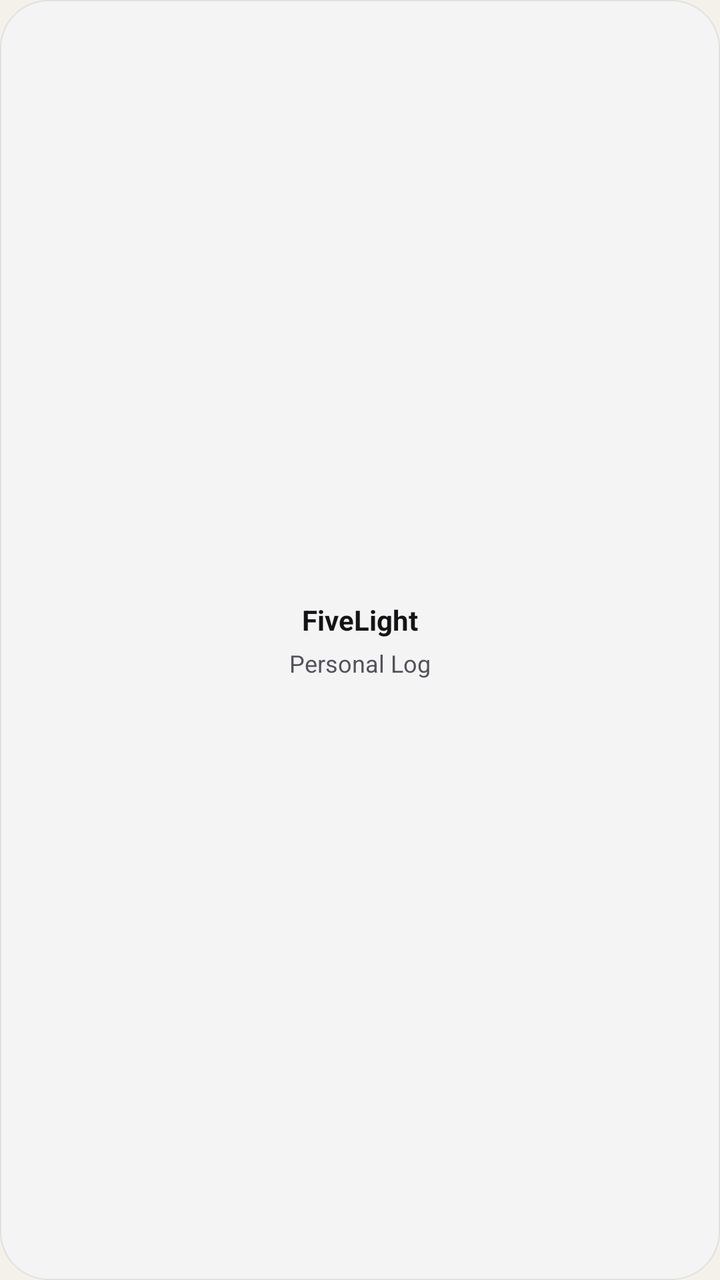
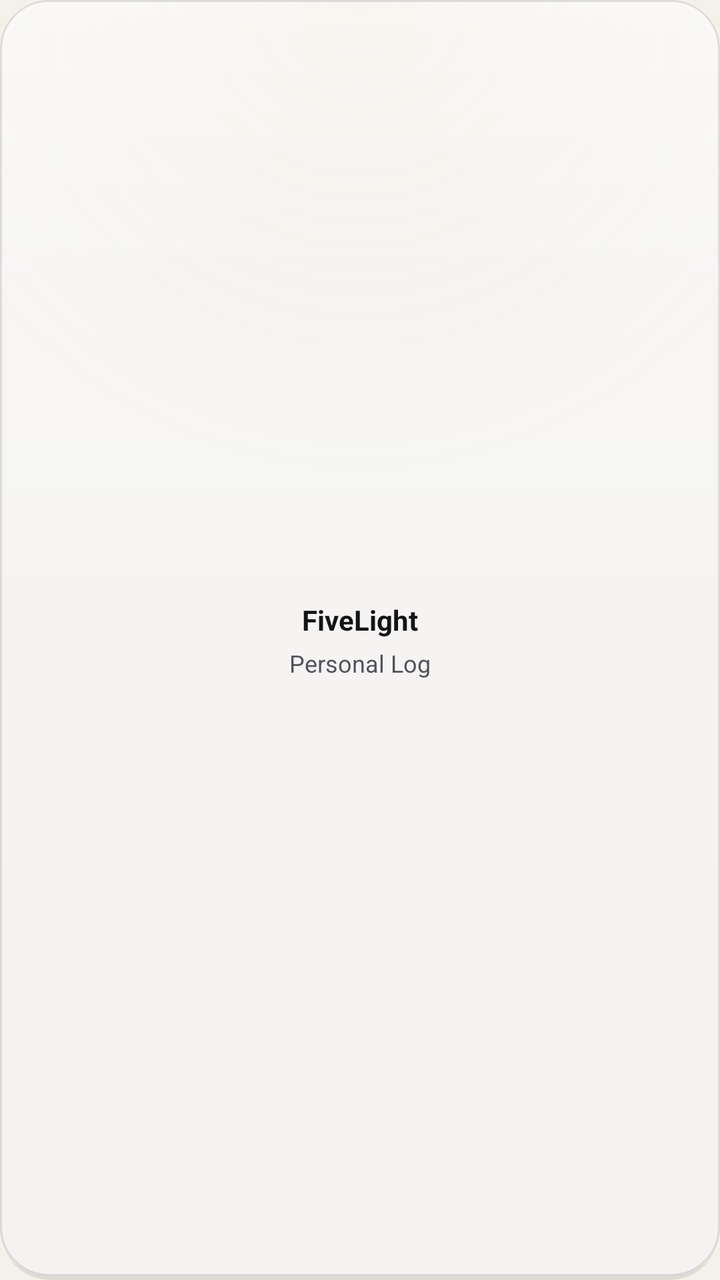

Screens rendered from an Android XML layout before and after an edit, with the pre-edit source and the edit as a unified diff.
<!-- AndroidManifest.xml: application theme Theme.MyApplication -->
<!-- res/layout/widget_loading_layout.xml -->
<?xml version="1.0" encoding="utf-8"?>
<FrameLayout xmlns:android="http://schemas.android.com/apk/res/android"
    android:layout_width="match_parent"
    android:layout_height="match_parent"
    android:background="@drawable/widget_container_background"
    android:padding="16dp">

    <LinearLayout
        android:layout_width="wrap_content"
        android:layout_height="wrap_content"
        android:layout_gravity="center"
        android:gravity="center"
        android:orientation="vertical">

        <TextView
            android:layout_width="wrap_content"
            android:layout_height="wrap_content"
            android:text="FiveLight"
            android:textColor="@color/widget_accent_gold"
            android:textSize="14sp"
            android:textStyle="bold" />

        <TextView
            android:layout_width="wrap_content"
            android:layout_height="wrap_content"
            android:layout_marginTop="4dp"
            android:text="Personal Log"
            android:textColor="@color/widget_secondary_text"
            android:textSize="12sp" />
    </LinearLayout>
</FrameLayout>
<!-- resources referenced by this layout -->
<resources>
  <color name="widget_accent_gold">#141416</color>
  <color name="widget_secondary_text">#52525B</color>
  <!-- drawable widget_container_background (drawable) -->
  <?xml version="1.0" encoding="utf-8"?>
  <shape xmlns:android="http://schemas.android.com/apk/res/android"
      android:shape="rectangle">
      <solid android:color="@color/widget_background" />
      <corners android:radius="24dp" />
      <stroke
          android:width="0.5dp"
          android:color="@color/widget_border" />
  </shape>
  <style name="Theme.MyApplication" parent="android:Theme.DeviceDefault.NoActionBar">
          <item name="android:windowBackground">@color/splash_bg</item>
      </style>
  <color name="widget_background">#D0F6F6F8</color>
  <color name="widget_border">#14000000</color>
  <color name="splash_bg">#F4F1EA</color>
</resources>

<!-- the commit's change to res/layout/widget_loading_layout.xml (unified diff, before → after) -->
@@ -1,5 +1,6 @@
 <?xml version="1.0" encoding="utf-8"?>
 <FrameLayout xmlns:android="http://schemas.android.com/apk/res/android"
+    android:id="@android:id/background"
     android:layout_width="match_parent"
     android:layout_height="match_parent"
     android:background="@drawable/widget_container_background"
<!-- resource entries referenced after the edit -->
@@ -2,21 +2,10 @@
 <resources>
   <color name="widget_accent_gold">#141416</color>
   <color name="widget_secondary_text">#52525B</color>
-  <!-- drawable widget_container_background (drawable) -->
-  <?xml version="1.0" encoding="utf-8"?>
-  <shape xmlns:android="http://schemas.android.com/apk/res/android"
-      android:shape="rectangle">
-      <solid android:color="@color/widget_background" />
-      <corners android:radius="24dp" />
-      <stroke
-          android:width="0.5dp"
-          android:color="@color/widget_border" />
-  </shape>
+  <!-- drawable widget_container_background: vector/xml drawable (drawable, 2408 chars, omitted) -->
   <style name="Theme.MyApplication" parent="android:Theme.DeviceDefault.NoActionBar">
           <item name="android:windowBackground">@color/splash_bg</item>
       </style>
-  <color name="widget_background">#D0F6F6F8</color>
-  <color name="widget_border">#14000000</color>
   <color name="splash_bg">#F4F1EA</color>
 </resources>
 
